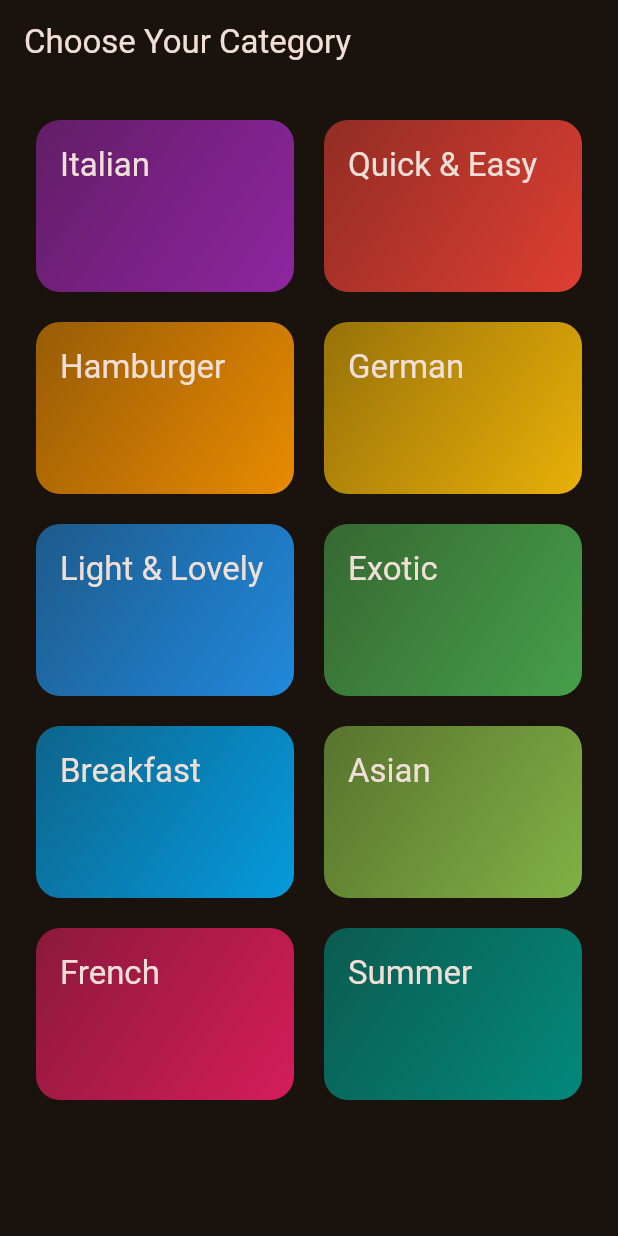
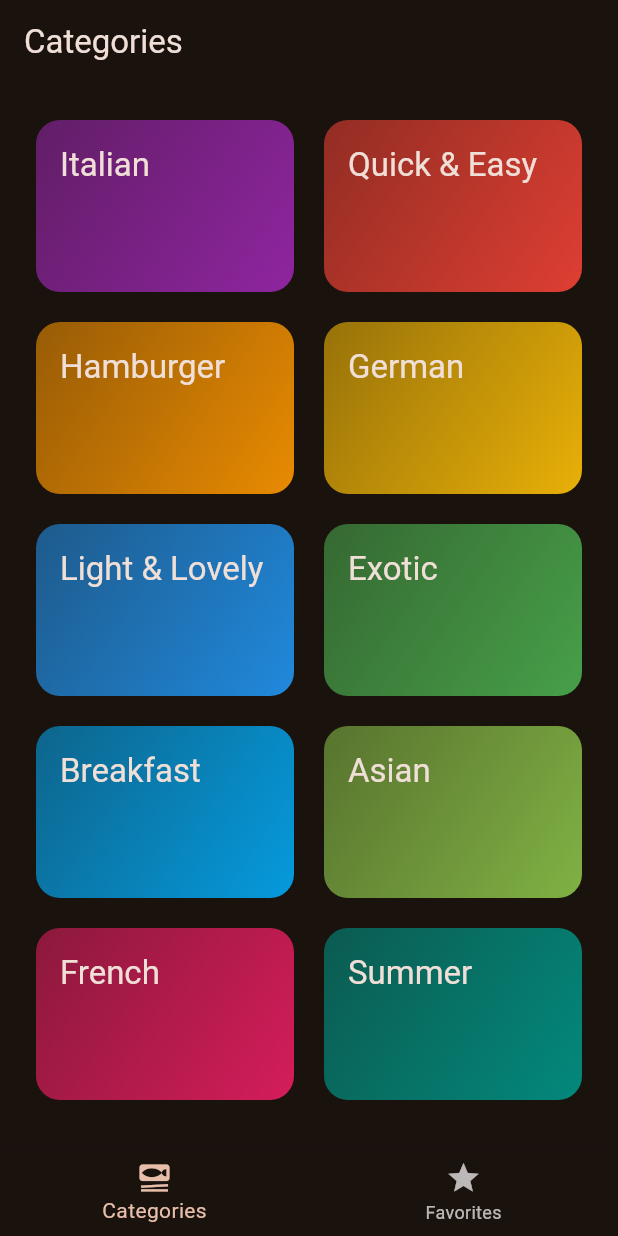
Before and after one commit to Jangle-Parth/Khana-Khazana, a Flutter app: the screen it shows after launch, on a phone screen of 412 x 824 dp. Run offline on Flutter 3.47's test engine with Material 3 defaults, Android fonts, the phone set to English and light mode, and no system bars; our stand-ins replace transparent_image.

Commit message:
Worked on Favorites Screen

```diff
--- a/lib/main.dart
+++ b/lib/main.dart
@@ -1,5 +1,6 @@
 import 'package:flutter/material.dart';
 import 'package:khana_khazana/screens/categories.dart';
+import 'package:khana_khazana/screens/tabs.dart';
 
 final theme = ThemeData(
   useMaterial3: true,
@@ -21,7 +22,7 @@
     return MaterialApp(
       debugShowCheckedModeBanner: false,
       theme: theme,
-      home: const CategoriesScreen(),
+      home: const TabsScreen(),
     );
   }
 }
--- a/lib/screens/categories.dart
+++ b/lib/screens/categories.dart
@@ -14,16 +14,13 @@
     Navigator.push(
         context,
         MaterialPageRoute(
-            builder: (ctx) => MealsScreen(title: "JSR", meals: filteredMeals)));
+            builder: (ctx) =>
+                MealsScreen(title: "Enjoy !!", meals: filteredMeals)));
   }
 
   @override
   Widget build(BuildContext context) {
-    return Scaffold(
-        appBar: AppBar(
-          title: const Text('Choose Your Category'),
-        ),
-        body: GridView(
+    return GridView(
       padding: const EdgeInsets.all(24),
       gridDelegate: const SliverGridDelegateWithFixedCrossAxisCount(
         crossAxisCount: 2,
@@ -40,6 +37,6 @@
             },
           )
       ],
-        ));
+    );
   }
 }
--- /dev/null
+++ b/lib/screens/tabs.dart
@@ -0,0 +1,46 @@
+import 'package:flutter/material.dart';
+import 'package:khana_khazana/screens/categories.dart';
+import 'package:khana_khazana/screens/meals.dart';
+
+class TabsScreen extends StatefulWidget {
+  const TabsScreen({super.key});
+
+  @override
+  State<TabsScreen> createState() {
+    return _TabsScreenState();
+  }
+}
+
+class _TabsScreenState extends State<TabsScreen> {
+  int _selectedPageIndex = 0;
+  void _selectPage(int index) {
+    setState(() {
+      _selectedPageIndex = index;
+    });
+  }
+
+  @override
+  Widget build(BuildContext context) {
+    Widget activePage = CategoriesScreen();
+    var activePageTitle = 'Categories';
+    if (_selectedPageIndex == 1) {
+      activePage = const MealsScreen(meals: []);
+      activePageTitle = 'Your Favorites';
+    }
+    return Scaffold(
+      appBar: AppBar(
+        title: Text(activePageTitle),
+      ),
+      body: activePage,
+      bottomNavigationBar: BottomNavigationBar(
+        onTap: _selectPage,
+        currentIndex: _selectedPageIndex,
+        items: const [
+          BottomNavigationBarItem(
+              icon: Icon(Icons.set_meal), label: 'Categories'),
+          BottomNavigationBarItem(icon: Icon(Icons.star), label: 'Favorites'),
+        ],
+      ),
+    );
+  }
+}
```
Also changed, not shown: lib/screens/meals.dart (+6 -3 lines). Lines whose indentation alone changed are shown as unchanged.
